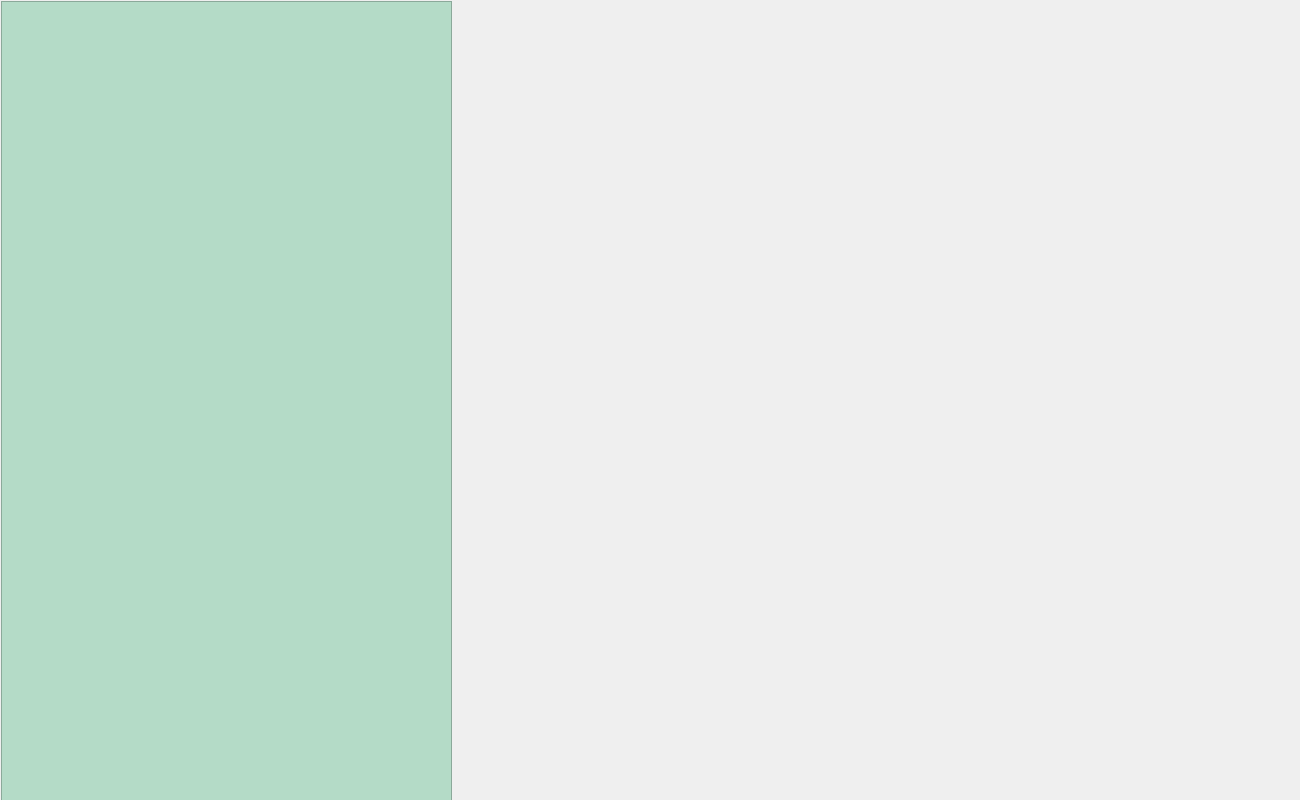
This is login.ui in farahbenasker9-star/ApplicationCPP as Qt 5 draws it before an edit. The edited form follows.
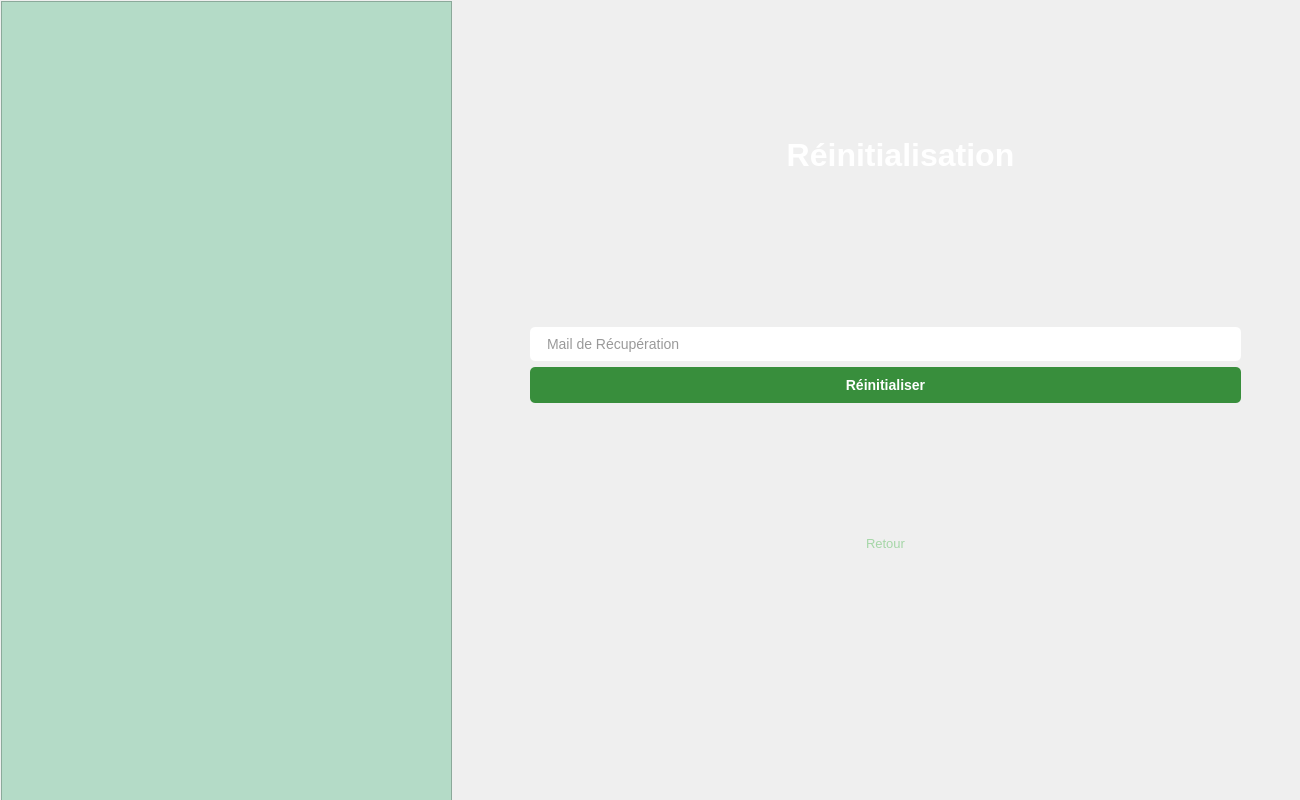
This is the edited form. The open tabs and pages were chosen to show the change. Icons and pictures are not drawn.

Commit message: implémentation de la réinitailisation de mot de passe par mail | correction de l'implémentation du login

```diff
--- a/login.ui
+++ b/login.ui
@@ -134,8 +134,8 @@
     <rect>
      <x>460</x>
      <y>10</y>
-     <width>841</width>
-     <height>701</height>
+     <width>831</width>
+     <height>711</height>
     </rect>
    </property>
    <property name="styleSheet">
@@ -268,7 +268,122 @@
      </widget>
     </widget>
    </widget>
-   <widget class="QWidget" name="page_2"/>
+   <widget class="QWidget" name="page_2">
+    <widget class="QWidget" name="verticalLayoutWidget_2">
+     <property name="geometry">
+      <rect>
+       <x>70</x>
+       <y>190</y>
+       <width>711</width>
+       <height>351</height>
+      </rect>
+     </property>
+     <layout class="QVBoxLayout" name="verticalLayout_2">
+      <item>
+       <spacer name="verticalSpacer_3">
+        <property name="orientation">
+         <enum>Qt::Orientation::Vertical</enum>
+        </property>
+        <property name="sizeHint" stdset="0">
+         <size>
+          <width>20</width>
+          <height>40</height>
+         </size>
+        </property>
+       </spacer>
+      </item>
+      <item>
+       <widget class="QLineEdit" name="le_reset_email">
+        <property name="styleSheet">
+         <string notr="true">QLineEdit {
+    background-color: white;
+    border: none;
+    border-radius: 5px; /* Les bords arrondis */
+    padding: 8px 15px;  /* L'espace à l'intérieur */
+    color: #333333;
+    font-size: 14px;
+}
+QLineEdit:focus {
+    border: 1px solid #A5D6A7; /* Petite bordure verte quand on clique dessus */
+}</string>
+        </property>
+        <property name="placeholderText">
+         <string>Mail de Récupération</string>
+        </property>
+       </widget>
+      </item>
+      <item>
+       <widget class="QPushButton" name="btn_reset">
+        <property name="styleSheet">
+         <string notr="true">QPushButton {
+    background-color: #388E3C; /* Le fond vert */
+    color: white;              /* Texte en blanc */
+    border: none;
+    border-radius: 5px;        /* Bords arrondis */
+    padding: 10px;
+    font-weight: bold;
+    font-size: 14px;
+}
+QPushButton:hover {
+    background-color: #2E7D32; /* Vert un peu plus foncé quand la souris passe dessus */
+}
+QPushButton:pressed {
+    background-color: #1B5E20; /* Vert très foncé quand on clique */
+}</string>
+        </property>
+        <property name="text">
+         <string>Réinitialiser</string>
+        </property>
+       </widget>
+      </item>
+      <item>
+       <spacer name="verticalSpacer_4">
+        <property name="orientation">
+         <enum>Qt::Orientation::Vertical</enum>
+        </property>
+        <property name="sizeHint" stdset="0">
+         <size>
+          <width>20</width>
+          <height>40</height>
+         </size>
+        </property>
+       </spacer>
+      </item>
+      <item>
+       <widget class="QPushButton" name="btn_back">
+        <property name="styleSheet">
+         <string notr="true">QPushButton {
+    background-color: transparent; /* Fond invisible */
+    color: #A5D6A7;                /* Vert clair/grisâtre */
+    border: none;
+    font-size: 13px;
+}
+QPushButton:hover {
+    color: white;                  /* Devient blanc au survol */
+    text-decoration: underline;    /* Souligné au survol */
+}</string>
+        </property>
+        <property name="text">
+         <string>Retour</string>
+        </property>
+       </widget>
+      </item>
+     </layout>
+    </widget>
+    <widget class="QLabel" name="label_3">
+     <property name="geometry">
+      <rect>
+       <x>280</x>
+       <y>110</y>
+       <width>321</width>
+       <height>71</height>
+      </rect>
+     </property>
+     <property name="text">
+      <string>&lt;html&gt;&lt;head/&gt;&lt;body&gt;&lt;p align=&quot;center&quot;&gt;&lt;span style=&quot; font-size:24pt; font-weight:700; color:#ffffff;&quot;&gt;Réinitialisation&lt;/span&gt;&lt;/p&gt;&lt;/body&gt;&lt;/html&gt;</string>
+     </property>
+    </widget>
+   </widget>
   </widget>
  </widget>
  <resources>
```
Left out of the diff: 4 changed lines with no effect on the pictures. The commit also changes 7 other files.
